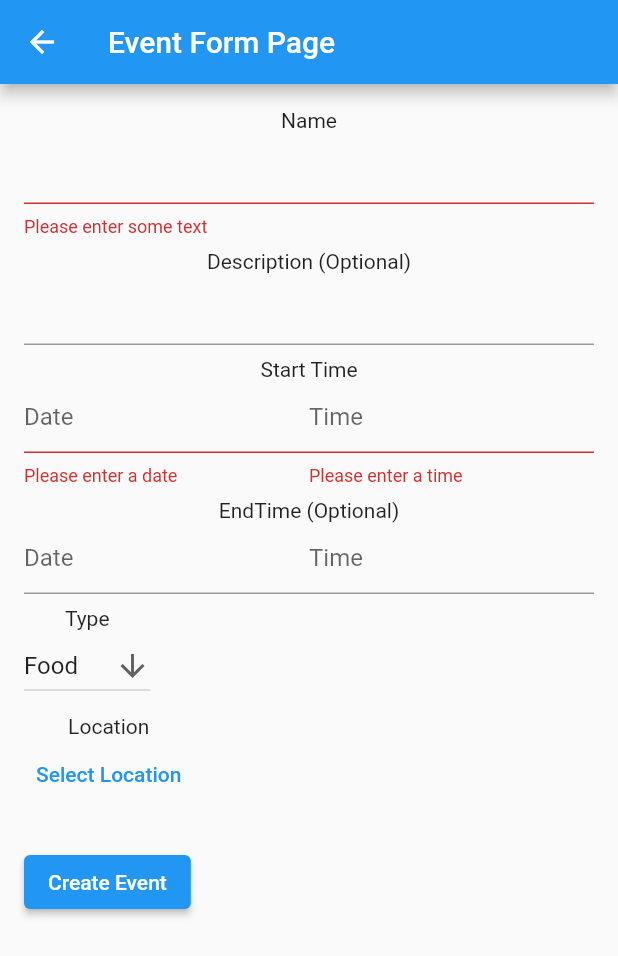
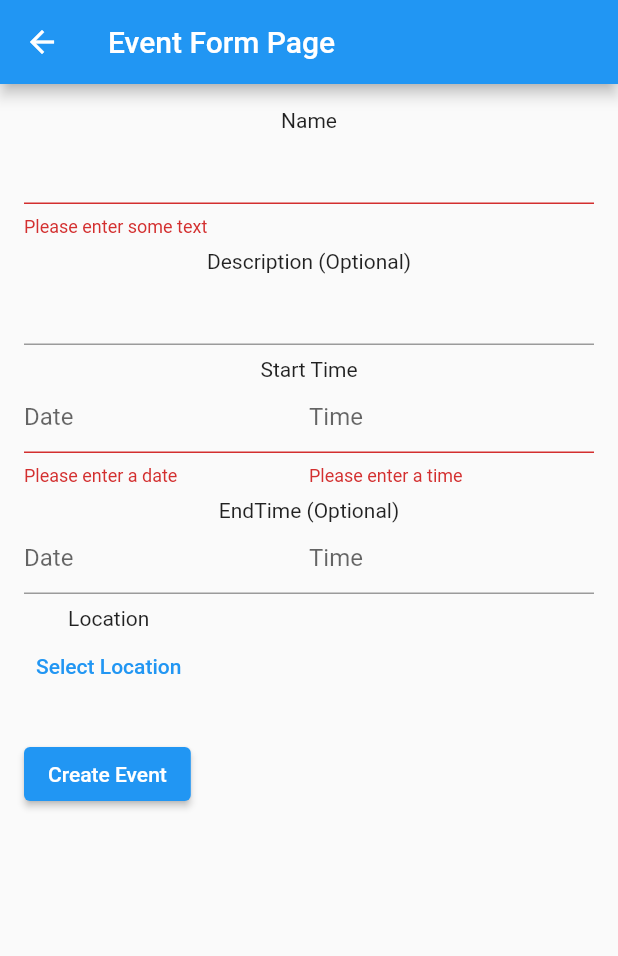
Before and after one commit to aceeedev/H4H-2023, a Flutter app: the EventFormPage screen opened directly, after a tap on "Create Event", on a phone screen of 412 x 824 dp. Shown: the top 956 px of the screen. Run offline on Flutter 3.47's test engine with Material 2 defaults, Android fonts, the phone set to English and light mode, and no system bars; our stand-ins replace google_maps_flutter, hive, hive_flutter; missing offline and left inert: dart:ffi; accounts and stored records are empty.

Commit message:
Remove iconPoints and make time start and end

```diff
--- a/frontend/h4h/lib/models/event.dart
+++ b/frontend/h4h/lib/models/event.dart
@@ -15,10 +15,8 @@ class Event {
   @HiveField(4)
   String? description;
   @HiveField(5)
-  int iconCodePoint;
+  double long;
   @HiveField(6)
-  double long;
-  @HiveField(7)
   double lat;
 
   Event({
@@ -27,7 +25,6 @@ class Event {
     required this.endTime,
     required this.name,
     this.description,
-    required this.iconCodePoint, // idk
     required this.long,
     required this.lat,
   });
@@ -35,11 +32,10 @@ class Event {
   factory Event.fromJson(Map<String, dynamic> json) {
     return Event(
       id: json['id'],
-      /*startTime,
-      endTime, */
+      startTime: json['time'][0],
+      endTime: json['time'][1],
       name: json['name'],
       description: json['description'],
-      //iconCodePoint: json[], // idk
       long: json['coords'][1],
       lat: json['coords'][0],
     );
--- a/frontend/h4h/lib/pages/event_form_page.dart
+++ b/frontend/h4h/lib/pages/event_form_page.dart
@@ -2,7 +2,6 @@ import 'package:flutter/material.dart';
 import 'package:intl/intl.dart';
 import 'package:h4h/backend/database.dart';
 import 'package:h4h/models/event.dart';
-import 'package:h4h/secrets.dart' as secrets;
 
 class EventFormPage extends StatefulWidget {
   const EventFormPage({super.key});
@@ -43,19 +42,12 @@ class _EventFormState extends State<EventForm> {
   final homeScaffoldKey = GlobalKey<ScaffoldState>();
   final _formKey = GlobalKey<FormState>();
 
-  static const Map<String, IconData> dropdownList = {
-    'Food': Icons.food_bank_rounded,
-    'Shelter': Icons.night_shelter_rounded,
-    'Services': Icons.home_repair_service_rounded
-  };
-
   final nameTextController = TextEditingController();
   final descriptionTextController = TextEditingController();
   final startDateTextController = TextEditingController();
   final startTimeTextController = TextEditingController();
   final endDateTextController = TextEditingController();
   final endTimeTextController = TextEditingController();
-  String selectedDropDownValue = dropdownList.keys.first;
 
   @override
   Widget build(BuildContext context) {
@@ -90,22 +82,6 @@ class _EventFormState extends State<EventForm> {
       'EndTime (Optional)': DateAndTimePickerField(
         dateController: endDateTextController,
         timeController: endTimeTextController,
-      ),
-      'Type': DropdownButton<String>(
-        value: selectedDropDownValue,
-        icon: const Icon(Icons.arrow_downward),
-        elevation: 16,
-        onChanged: (String? value) {
-          setState(() {
-            selectedDropDownValue = value!;
-          });
-        },
-        items: dropdownList.keys.map<DropdownMenuItem<String>>((String value) {
-          return DropdownMenuItem<String>(
-            value: value,
-            child: Text(value),
-          );
-        }).toList(),
       ),
       'Location': TextButton(
         onPressed: () => Navigator.of(context).push(MaterialPageRoute(
@@ -153,8 +129,6 @@ class _EventFormState extends State<EventForm> {
                       endTime: endTime,
                       name: nameTextController.text,
                       description: descriptionTextController.text,
-                      iconCodePoint:
-                          dropdownList[selectedDropDownValue]!.codePoint,
                       long: 0,
                       lat: 0,
                     ));
```
Also changed, not shown: frontend/h4h/lib/widgets/event_card.dart (+1 -6 lines), frontend/h4h/lib/models/event.g.dart, 2 other files.
